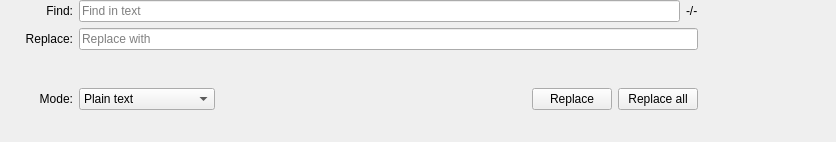
First picture: the form in src/CodeKeeper/qmarkdowntextedit/qplaintexteditsearchwidget.ui, repository Nighty3098/CodeKeeper, before the edit.
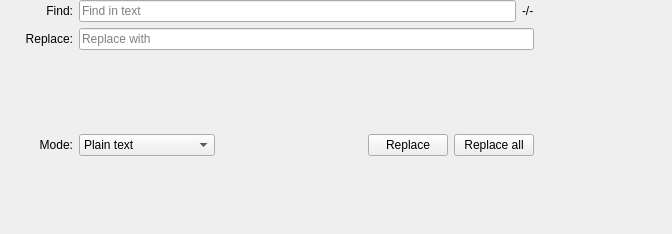
Second picture: the form after the edit. Icons and pictures are not drawn.

Patch:
```diff
--- a/src/CodeKeeper/qmarkdowntextedit/qplaintexteditsearchwidget.ui
+++ b/src/CodeKeeper/qmarkdowntextedit/qplaintexteditsearchwidget.ui
@@ -6,8 +6,8 @@
    <rect>
     <x>0</x>
     <y>0</y>
-    <width>836</width>
-    <height>142</height>
+    <width>672</width>
+    <height>234</height>
    </rect>
   </property>
   <property name="autoFillBackground">
```
